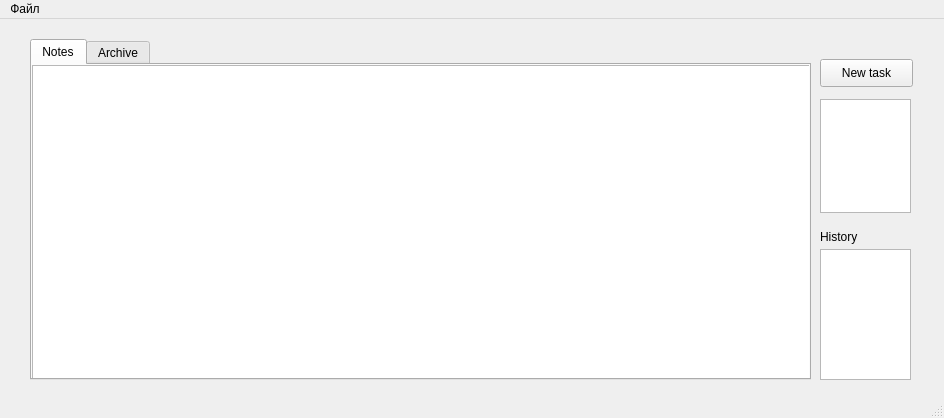
First picture: the form in Lab2/mainwindow.ui, repository alekseykondus/ooop-2020-2021-semester-1, before the edit.
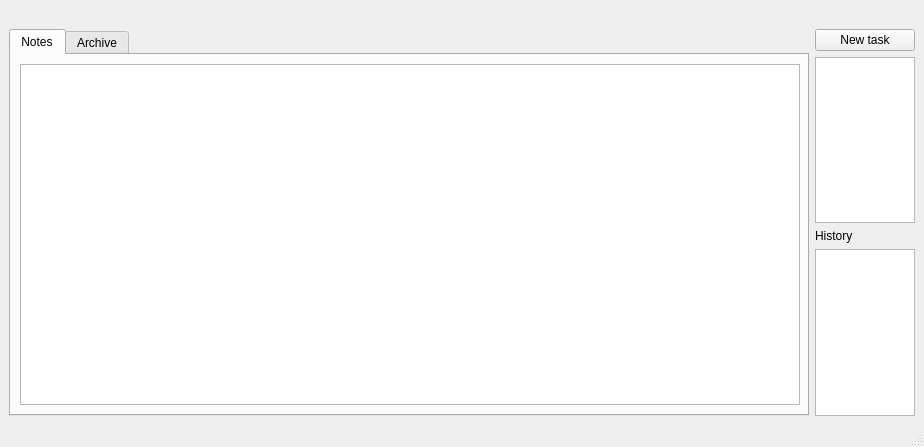
Second picture: the form after the edit.

What changed in the file:
```diff
--- a/Lab2/mainwindow.ui
+++ b/Lab2/mainwindow.ui
@@ -6,35 +6,77 @@
    <rect>
     <x>0</x>
     <y>0</y>
-    <width>944</width>
-    <height>418</height>
+    <width>924</width>
+    <height>447</height>
    </rect>
   </property>
+  <property name="sizePolicy">
+   <sizepolicy hsizetype="Preferred" vsizetype="Expanding">
+    <horstretch>0</horstretch>
+    <verstretch>0</verstretch>
+   </sizepolicy>
+  </property>
   <property name="windowTitle">
    <string>MainWindow</string>
   </property>
   <widget class="QWidget" name="centralwidget">
+   <layout class="QGridLayout" name="gridLayout">
+    <item row="0" column="0">
+     <spacer name="horizontalSpacer">
+      <property name="orientation">
+       <enum>Qt::Horizontal</enum>
+      </property>
+      <property name="sizeType">
+       <enum>QSizePolicy::Fixed</enum>
+      </property>
+      <property name="sizeHint" stdset="0">
+       <size>
+        <width>800</width>
+        <height>20</height>
+       </size>
+      </property>
+     </spacer>
+    </item>
+    <item row="1" column="1">
+     <layout class="QVBoxLayout" name="verticalLayout_2">
+      <property name="sizeConstraint">
+       <enum>QLayout::SetFixedSize</enum>
+      </property>
+      <item>
    <widget class="QPushButton" name="new_task">
-    <property name="geometry">
-     <rect>
-      <x>820</x>
-      <y>40</y>
-      <width>93</width>
-      <height>28</height>
-     </rect>
-    </property>
     <property name="text">
      <string>New task</string>
     </property>
    </widget>
+      </item>
+      <item>
+       <widget class="QListWidget" name="listWidget"/>
+      </item>
+      <item>
+       <widget class="QLabel" name="label">
+        <property name="text">
+         <string>History</string>
+        </property>
+       </widget>
+      </item>
+      <item>
+       <widget class="QListWidget" name="listWidget_2"/>
+      </item>
+     </layout>
+    </item>
+    <item row="1" column="0">
    <widget class="QTabWidget" name="tbwNotation1">
-    <property name="geometry">
-     <rect>
-      <x>30</x>
-      <y>20</y>
-      <width>781</width>
-      <height>341</height>
-     </rect>
+      <property name="sizePolicy">
+       <sizepolicy hsizetype="Expanding" vsizetype="Ignored">
+        <horstretch>0</horstretch>
+        <verstretch>0</verstretch>
+       </sizepolicy>
+      </property>
+      <property name="minimumSize">
+       <size>
+        <width>800</width>
+        <height>0</height>
+       </size>
     </property>
     <property name="currentIndex">
      <number>0</number>
@@ -43,86 +85,58 @@
      <attribute name="title">
       <string>Notes</string>
      </attribute>
+       <layout class="QGridLayout" name="gridLayout_2">
+        <item row="0" column="0">
      <widget class="QTableWidget" name="tbwNotation_Notes">
-      <property name="geometry">
-       <rect>
-        <x>0</x>
-        <y>0</y>
-        <width>781</width>
-        <height>321</height>
-       </rect>
-      </property>
-      <property name="sortingEnabled">
+          <property name="enabled">
        <bool>true</bool>
       </property>
-     </widget>
+          <property name="minimumSize">
+           <size>
+            <width>780</width>
+            <height>0</height>
+           </size>
+          </property>
+          <property name="sortingEnabled">
+           <bool>false</bool>
+          </property>
+         </widget>
+        </item>
+       </layout>
     </widget>
     <widget class="QWidget" name="tab_2">
      <attribute name="title">
       <string>Archive</string>
      </attribute>
+       <layout class="QGridLayout" name="gridLayout_3">
+        <item row="0" column="0">
      <widget class="QTableWidget" name="tbwNotation_Archive">
-      <property name="geometry">
-       <rect>
-        <x>0</x>
-        <y>0</y>
-        <width>781</width>
-        <height>311</height>
-       </rect>
-      </property>
-     </widget>
-    </widget>
-   </widget>
-   <widget class="QListWidget" name="listWidget">
-    <property name="geometry">
-     <rect>
-      <x>820</x>
-      <y>80</y>
-      <width>91</width>
-      <height>114</height>
-     </rect>
-    </property>
-   </widget>
-   <widget class="QLabel" name="label">
-    <property name="geometry">
-     <rect>
-      <x>820</x>
-      <y>210</y>
-      <width>55</width>
-      <height>16</height>
-     </rect>
-    </property>
-    <property name="text">
-     <string>History</string>
-    </property>
-   </widget>
-   <widget class="QListWidget" name="listWidget_2">
-    <property name="geometry">
-     <rect>
-      <x>820</x>
-      <y>230</y>
-      <width>91</width>
-      <height>131</height>
-     </rect>
-    </property>
-   </widget>
+          <property name="minimumSize">
+           <size>
+            <width>780</width>
+            <height>0</height>
+           </size>
+          </property>
+          <property name="sortingEnabled">
+           <bool>false</bool>
+          </property>
+         </widget>
+        </item>
+       </layout>
+      </widget>
+     </widget>
+    </item>
+   </layout>
   </widget>
   <widget class="QMenuBar" name="menubar">
    <property name="geometry">
     <rect>
      <x>0</x>
      <y>0</y>
-     <width>944</width>
+     <width>924</width>
      <height>26</height>
     </rect>
    </property>
-   <widget class="QMenu" name="menu">
-    <property name="title">
-     <string>Файл</string>
-    </property>
-    <addaction name="separator"/>
-   </widget>
-   <addaction name="menu"/>
   </widget>
   <widget class="QStatusBar" name="statusbar"/>
  </widget>
```
Lines whose indentation alone changed are shown as unchanged.
